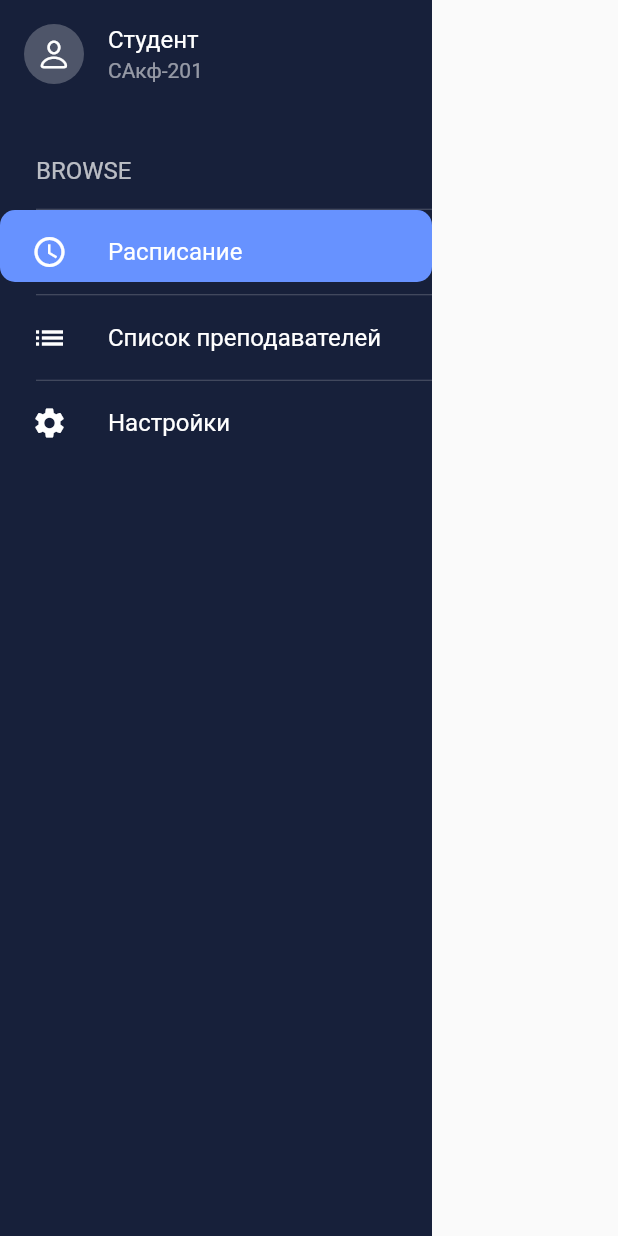
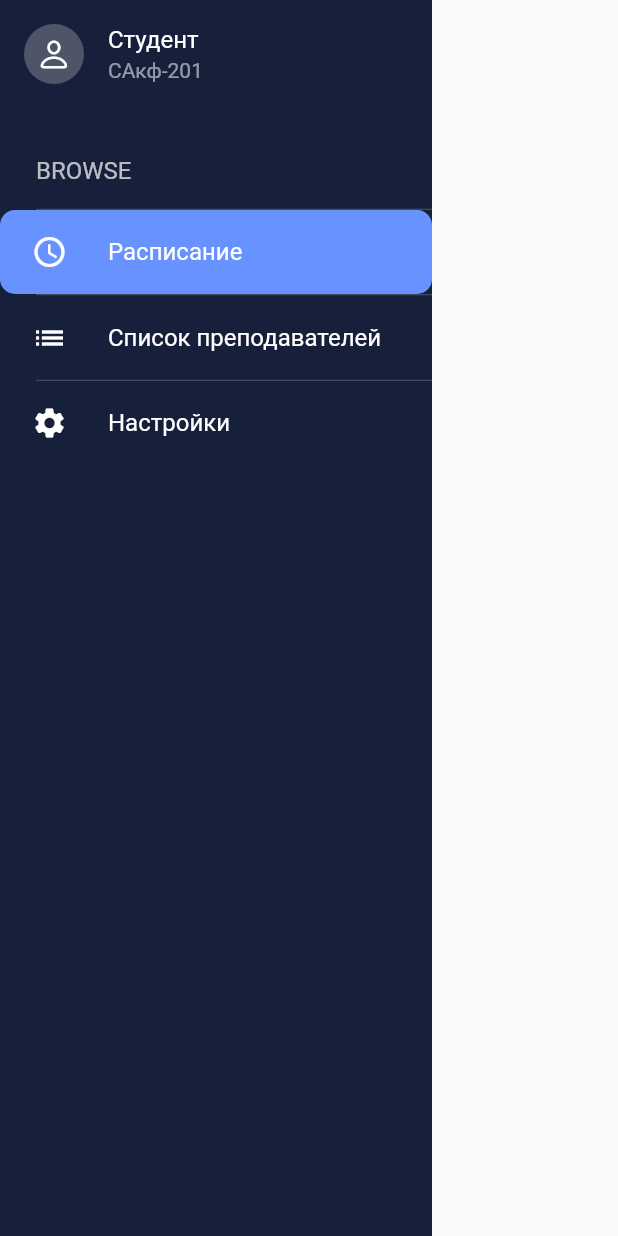
Before and after one commit to shalmeo/flutter-test, a Flutter app: the screen it shows after launch, on a phone screen of 412 x 824 dp. Run offline on Flutter 3.47's test engine with Material 2 defaults, Android fonts, the phone set to English and light mode, and no system bars.

Commit message:
feat: add side menu animation

```diff
--- a/lib/components/side_menu_tile.dart
+++ b/lib/components/side_menu_tile.dart
@@ -28,8 +28,8 @@ class SideMenuTile extends StatelessWidget {
         Stack(
           children: [
             AnimatedPositioned(
-              duration: const Duration(microseconds: 300),
-              height: 48,
+              duration: const Duration(milliseconds: 150),
+              height: 56,
               width: isActive ? 288 : 0,
               left: 0,
               child: Container(
```
Also changed, not shown: 1 other file.
